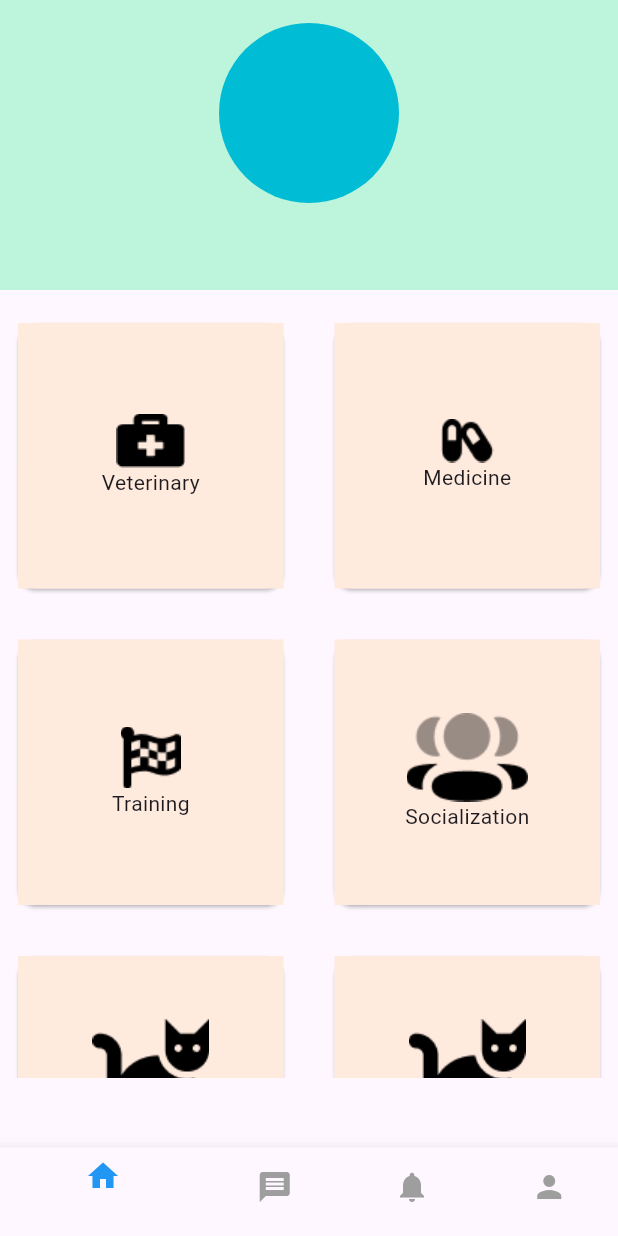
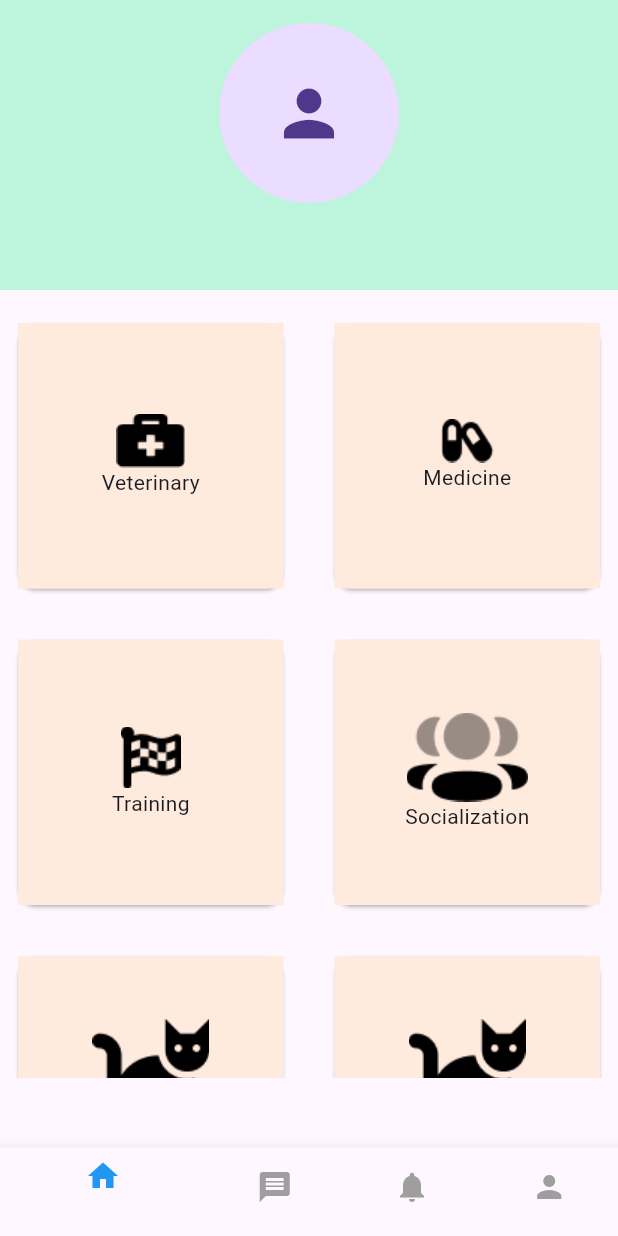
Before and after one commit to Abhishekbagdiya01/HappyTails-Pet-appointment-app, a Flutter app: the UserDashbordPage screen opened directly, on a phone screen of 412 x 824 dp. Run offline on Flutter 3.47's test engine with Material 3 defaults, Android fonts, the light colour scheme and no system bars; our stand-ins replace cloud_firestore, firebase_auth, firebase_core, firebase_storage, flutter_svg, form_field_validator and 4 more; accounts and stored records are empty.

Commit message:
update profile on user side

```diff
--- a/lib/models/user_model.dart
+++ b/lib/models/user_model.dart
@@ -2,24 +2,24 @@ import 'package:cloud_firestore/cloud_firestore.dart';
 
 class UserModel {
   String uid;
-  String? name;
-  String? email;
-  String? phoneNumber;
+  String name;
+  String email;
+  String phoneNumber;
   String? password;
-  List? pets;
-  List? doctors;
-  List? appointments;
-  String? profileUrl;
+  List pets;
+  List doctors;
+  List appointments;
+  String profileUrl;
 
   UserModel(
       {required this.uid,
-      this.name,
-      this.phoneNumber,
-      this.email,
-      this.appointments,
-      this.pets,
-      this.doctors,
-      this.profileUrl,
+      required this.name,
+      required this.phoneNumber,
+      required this.email,
+      required this.appointments,
+      required this.pets,
+      required this.doctors,
+      required this.profileUrl,
       this.password});
 
   static fromSnap(DocumentSnapshot documentSnapshot) {
--- a/lib/repository/user_repository/user_auth_repository.dart
+++ b/lib/repository/user_repository/user_auth_repository.dart
@@ -18,6 +18,7 @@ class UserAuthRepository {
           appointments: [],
           doctors: [],
           pets: [],
+          profileUrl: "",
           phoneNumber: userModel.email);
       await _firebaseFirestore
           .collection("Users")
--- a/lib/screens/auth/sign_up_user_screen.dart
+++ b/lib/screens/auth/sign_up_user_screen.dart
@@ -112,7 +112,11 @@ class SignUpScreen extends StatelessWidget {
                                         name: nameController.text,
                                         email: emailController.text,
                                         phoneNumber: phoneNoController.text,
-                                        password: passwordController.text));
+                                        password: passwordController.text,
+                                        appointments: [],
+                                        doctors: [],
+                                        pets: [],
+                                        profileUrl: ""));
                             if (result == "Successfully Signed Up") {
                               SharedPref().setAccountType("User");
                               Navigator.pushAndRemoveUntil(
--- a/lib/screens/user_dashbord.dart
+++ b/lib/screens/user_dashbord.dart
@@ -1,7 +1,7 @@
 import 'package:flutter/material.dart';
-import 'package:pet_appointment_app/repository/user_repository/user_auth_repository.dart';
+
 import 'package:pet_appointment_app/screens/user_home_screen.dart';
-import 'package:pet_appointment_app/utils/shared_preference.dart';
+import 'package:pet_appointment_app/screens/user_profile_page.dart';
 
 class UserDashbordPage extends StatefulWidget {
   const UserDashbordPage({super.key});
@@ -17,12 +17,7 @@ class _UserDashbordPageState extends State<UserDashbordPage> {
     UserHomeScreen(),
     Text("messages"),
     Text("Notificaton"),
-    TextButton(
-        onPressed: () {
-          UserAuthRepository().logoutUser();
-          SharedPref().setAccountType("");
-        },
-        child: Text("Logout"))
+    UserProfilePageScreen()
   ];
 
   void _onItemTapped(int index) {
--- a/lib/screens/user_home_screen.dart
+++ b/lib/screens/user_home_screen.dart
@@ -60,13 +60,19 @@ class _UserDashBordPageOneState extends State<UserHomeScreen> {
                     children: [
                       Padding(
                         padding: const EdgeInsets.all(8.0),
-                        child: user.profileUrl == null
-                            ? SizedBox()
+                        child: user.profileUrl == ""
+                            ? CircleAvatar(
+                                radius: 60,
+                                child: Icon(
+                                  Icons.person,
+                                  size: 50,
+                                ),
+                              )
                             : CircleAvatar(
                                 backgroundColor: Colors.cyan,
                                 radius: 60,
-                                // backgroundImage:
-                                //     NetworkImage('${user.profileUrl}'),
+                                backgroundImage:
+                                    NetworkImage('${user.profileUrl}'),
                               ),
                       ),
                       Padding(
```
Also changed, not shown: lib/repository/user_repository/user_repository.dart (+45 -0 lines), lib/screens/doctor_home_screen.dart (+5 -11 lines), lib/screens/user_profile_page.dart (+39 -43 lines), lib/screens/view_accepted_appointment_screen.dart (+18 -21 lines).
